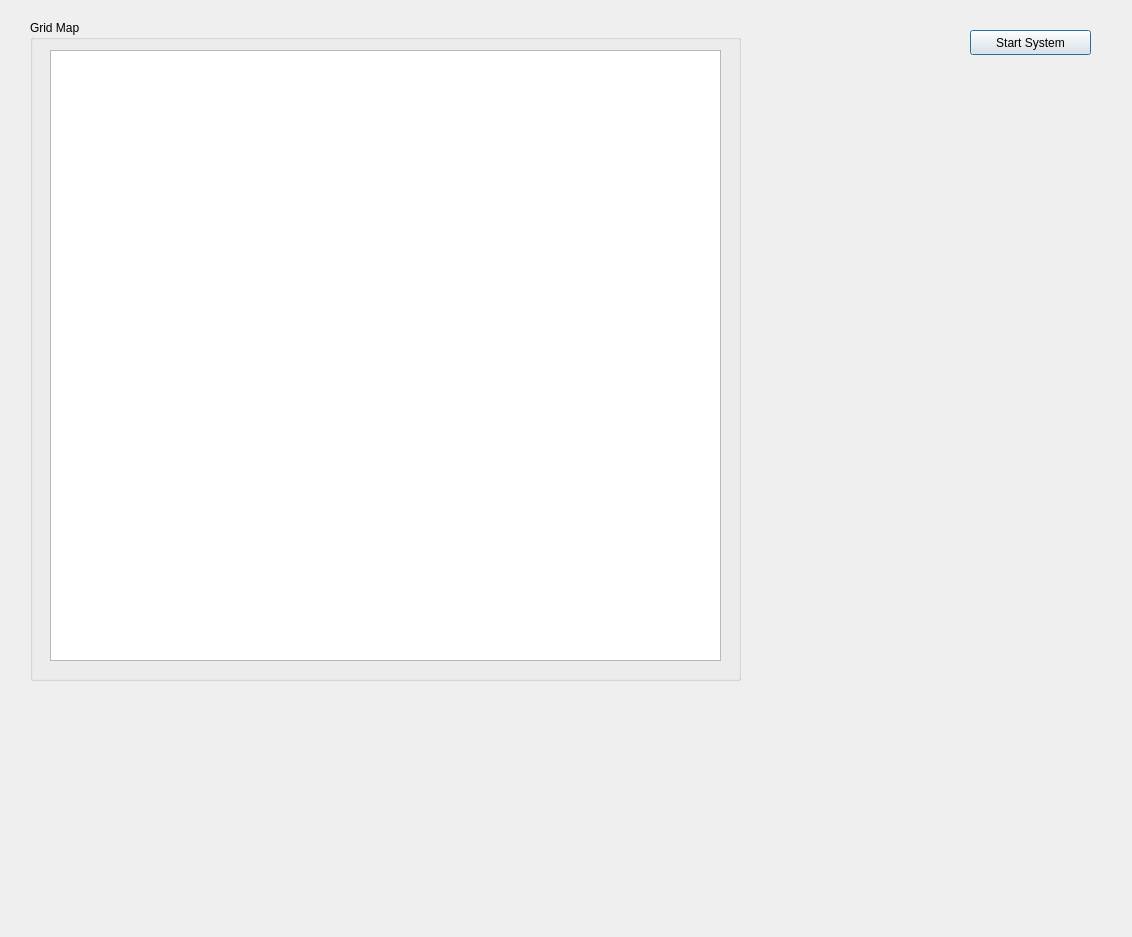
This is work_station/src/console_gui.ui in GeremyAndOrange/ROS2 as Qt 5 draws it before an edit. The edited form follows.
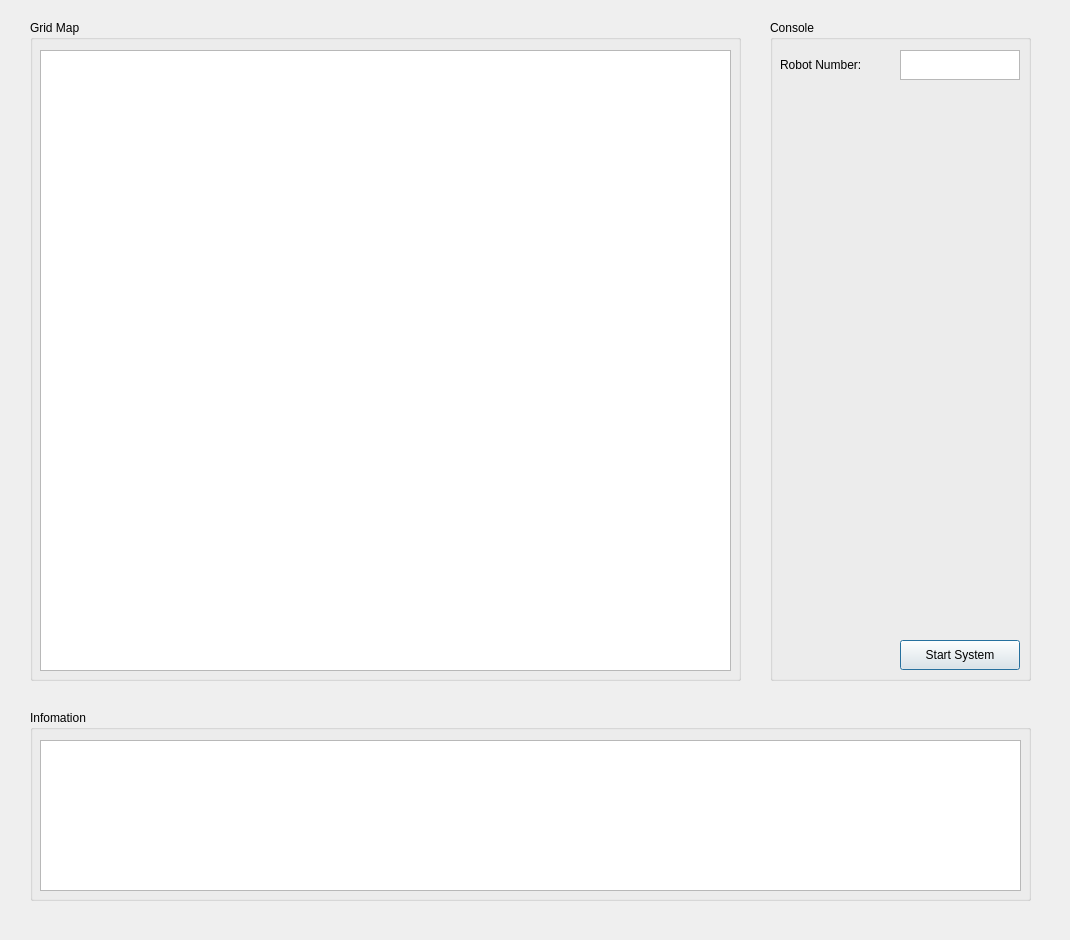
This is the edited form.

Commit message: 重命名：   robot_description/launch/enviroment.launch.py -> robot_description/launch/environment.launch.py 	修改：     work_station/CMakeLists.txt 	重命名：   work_station/include/console_gui/console_gui.h -> work_station/include/console_gui/console_gui.hpp 	删除：     work_station/include/work_station/console.hpp 	修改：     work_station/package.xml 	删除：     work_station/src/console.cpp 	修改：     work_station/src/console_gui.cpp 	修改：     work_station/src/console_gui.ui 	新文件：   work_station/src/console_gui_start.cpp 	删除：     work_station/src/console_start_node.cpp

```diff
--- a/work_station/src/console_gui.ui
+++ b/work_station/src/console_gui.ui
@@ -6,26 +6,13 @@
    <rect>
     <x>0</x>
     <y>0</y>
-    <width>1132</width>
-    <height>937</height>
+    <width>1070</width>
+    <height>940</height>
    </rect>
   </property>
   <property name="windowTitle">
    <string>Console</string>
   </property>
-  <widget class="QPushButton" name="StartSystem">
-   <property name="geometry">
-    <rect>
-     <x>970</x>
-     <y>30</y>
-     <width>121</width>
-     <height>25</height>
-    </rect>
-   </property>
-   <property name="text">
-    <string>Start System</string>
-   </property>
-  </widget>
   <widget class="QGroupBox" name="GridMap">
    <property name="geometry">
     <rect>
@@ -41,14 +28,86 @@
    <widget class="QGraphicsView" name="GridMapGraphic">
     <property name="geometry">
      <rect>
-      <x>20</x>
+      <x>10</x>
       <y>30</y>
-      <width>671</width>
-      <height>611</height>
+      <width>691</width>
+      <height>621</height>
      </rect>
     </property>
    </widget>
   </widget>
+  <widget class="QGroupBox" name="InoGroupBox">
+   <property name="geometry">
+    <rect>
+     <x>30</x>
+     <y>710</y>
+     <width>1001</width>
+     <height>191</height>
+    </rect>
+   </property>
+   <property name="title">
+    <string>Infomation</string>
+   </property>
+   <widget class="QTextEdit" name="InfoText">
+    <property name="geometry">
+     <rect>
+      <x>10</x>
+      <y>30</y>
+      <width>981</width>
+      <height>151</height>
+     </rect>
+    </property>
+   </widget>
+  </widget>
+  <widget class="QGroupBox" name="ConsoleGroupBox">
+   <property name="geometry">
+    <rect>
+     <x>770</x>
+     <y>20</y>
+     <width>261</width>
+     <height>661</height>
+    </rect>
+   </property>
+   <property name="title">
+    <string>Console</string>
+   </property>
+   <widget class="QTextEdit" name="RobotNumber">
+    <property name="geometry">
+     <rect>
+      <x>130</x>
+      <y>30</y>
+      <width>120</width>
+      <height>30</height>
+     </rect>
+    </property>
+   </widget>
+   <widget class="QLabel" name="RobotNumberPrompt">
+    <property name="geometry">
+     <rect>
+      <x>10</x>
+      <y>30</y>
+      <width>120</width>
+      <height>30</height>
+     </rect>
+    </property>
+    <property name="text">
+     <string>Robot Number:</string>
+    </property>
+   </widget>
+   <widget class="QPushButton" name="StartSystem">
+    <property name="geometry">
+     <rect>
+      <x>130</x>
+      <y>620</y>
+      <width>120</width>
+      <height>30</height>
+     </rect>
+    </property>
+    <property name="text">
+     <string>Start System</string>
+    </property>
+   </widget>
+  </widget>
  </widget>
  <resources/>
  <connections/>
```
The commit also changes 9 other files.
